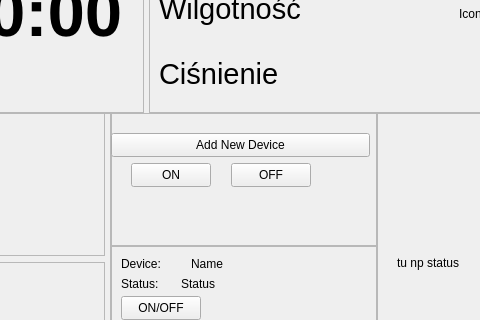
This is mainwindow.ui in NiMiTZ-code/SmartHomePanel as Qt 5 draws it before an edit; both pictures show x 156 to 636 and y 87 to 407 of the 800 by 600 pixel window. The edited form follows.
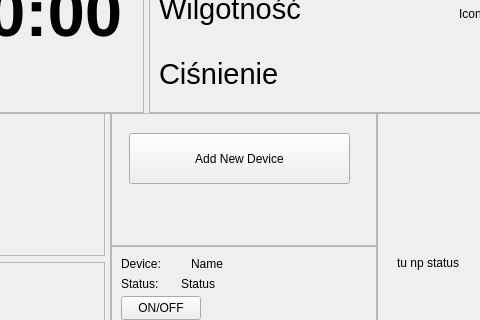
This is the edited form.

Commit message: Fix status value and delete unnecessary buttons

```diff
--- a/mainwindow.ui
+++ b/mainwindow.ui
@@ -237,57 +237,16 @@
             <widget class="QPushButton" name="addDeviceButton">
              <property name="geometry">
               <rect>
-               <x>0</x>
+               <x>18</x>
                <y>20</y>
-               <width>259</width>
-               <height>24</height>
+               <width>221</width>
+               <height>51</height>
               </rect>
              </property>
              <property name="text">
               <string>Add New Device</string>
              </property>
             </widget>
-            <widget class="QPushButton" name="lightsOnButton">
-             <property name="geometry">
-              <rect>
-               <x>20</x>
-               <y>50</y>
-               <width>80</width>
-               <height>24</height>
-              </rect>
-             </property>
-             <property name="sizePolicy">
-              <sizepolicy hsizetype="Expanding" vsizetype="Expanding">
-               <horstretch>0</horstretch>
-               <verstretch>0</verstretch>
-              </sizepolicy>
-             </property>
-             <property name="text">
-              <string>ON</string>
-             </property>
-            </widget>
-            <widget class="QPushButton" name="lightsOffButton">
-             <property name="geometry">
-              <rect>
-               <x>120</x>
-               <y>50</y>
-               <width>80</width>
-               <height>24</height>
-              </rect>
-             </property>
-             <property name="sizePolicy">
-              <sizepolicy hsizetype="Expanding" vsizetype="Expanding">
-               <horstretch>0</horstretch>
-               <verstretch>0</verstretch>
-              </sizepolicy>
-             </property>
-             <property name="text">
-              <string>OFF</string>
-             </property>
-             <property name="default">
-              <bool>false</bool>
-             </property>
-            </widget>
            </widget>
           </item>
           <item>
```
The commit also changes 1 other file.
